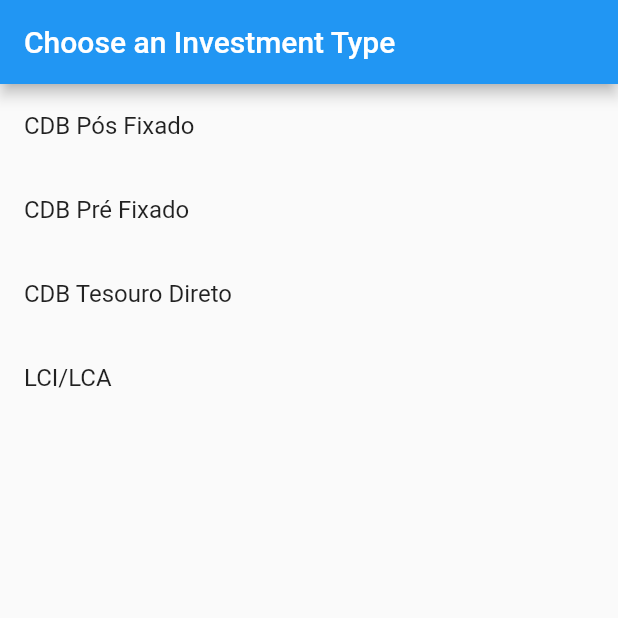
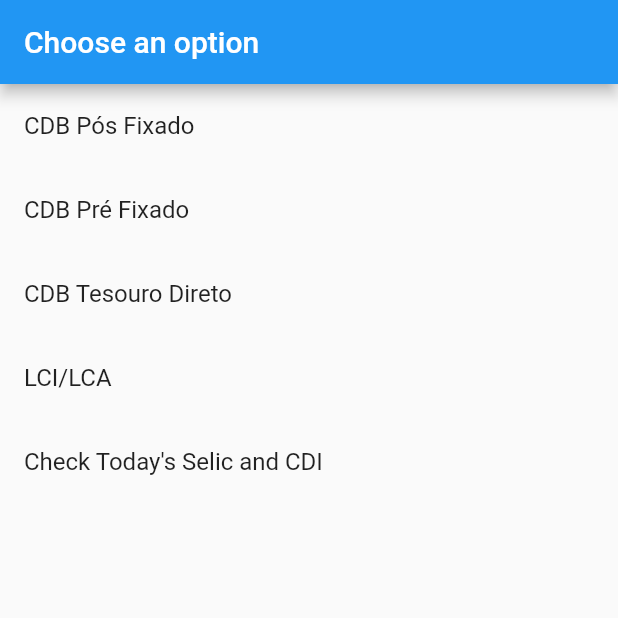
Before and after one commit to cesarsicas/yield, a Flutter app: the screen it shows after launch, on a phone screen of 412 x 824 dp, the top half of it. Run offline on Flutter 3.47's test engine with Material 2 defaults, Android fonts, the phone set to English and light mode, and no system bars.

Commit message:
creating check taxes structure

```diff
--- a/lib/presentation/home/home_presenter.dart
+++ b/lib/presentation/home/home_presenter.dart
@@ -8,6 +8,7 @@ class HomePresenter {
     list.add(InvestmentOptionModel("", "CDB Pré Fixado"));
     list.add(InvestmentOptionModel("", "CDB Tesouro Direto"));
     list.add(InvestmentOptionModel("", "LCI/LCA"));
+    list.add(InvestmentOptionModel("/check_taxes", "Check Today's Selic and CDI "));
 
     return list;
   }
--- a/lib/presentation/home/home_screen.dart
+++ b/lib/presentation/home/home_screen.dart
@@ -16,7 +16,7 @@ class _HomeScreenState extends State<HomeScreen> {
     final items = presenter.getInvestmentTypes();
     return Scaffold(
       appBar: AppBar(
-        title: Text("Choose an Investment Type"),
+        title: Text("Choose an option"),
       ),
       body: ListView.builder(
         itemCount: items.length,
--- a/lib/presentation/main.dart
+++ b/lib/presentation/main.dart
@@ -1,4 +1,5 @@
 import 'package:flutter/material.dart';
+import 'package:flutter_yield/presentation/check_taxes/check_taxes_screen.dart';
 import 'package:flutter_yield/presentation/home/home_screen.dart';
 import 'package:flutter_yield/presentation/post_fixed_cdb/post_fixed_cdb_calculator_screen.dart';
 import 'package:flutter_yield/presentation/splashscreen/splashscreen.dart';
@@ -7,6 +8,7 @@ void main() =>
     runApp(MaterialApp(home: SplashScreen(), routes: <String, WidgetBuilder>{
       "/splash": (BuildContext context) => SplashScreen(),
       "/home": (BuildContext context) => HomeScreen(),
+      "/check_taxes":(BuildContext context) => CheckTaxesScreen(),
       "/post_fixed_cdb": (BuildContext context) =>
           PostFixedCDBCalculatorScreen(),
     }));
```
Also changed, not shown: lib/presentation/check_taxes/check_taxes_presenter.dart (added, +7 -0 lines), lib/presentation/check_taxes/check_taxes_screen.dart (added, +18 -0 lines).
